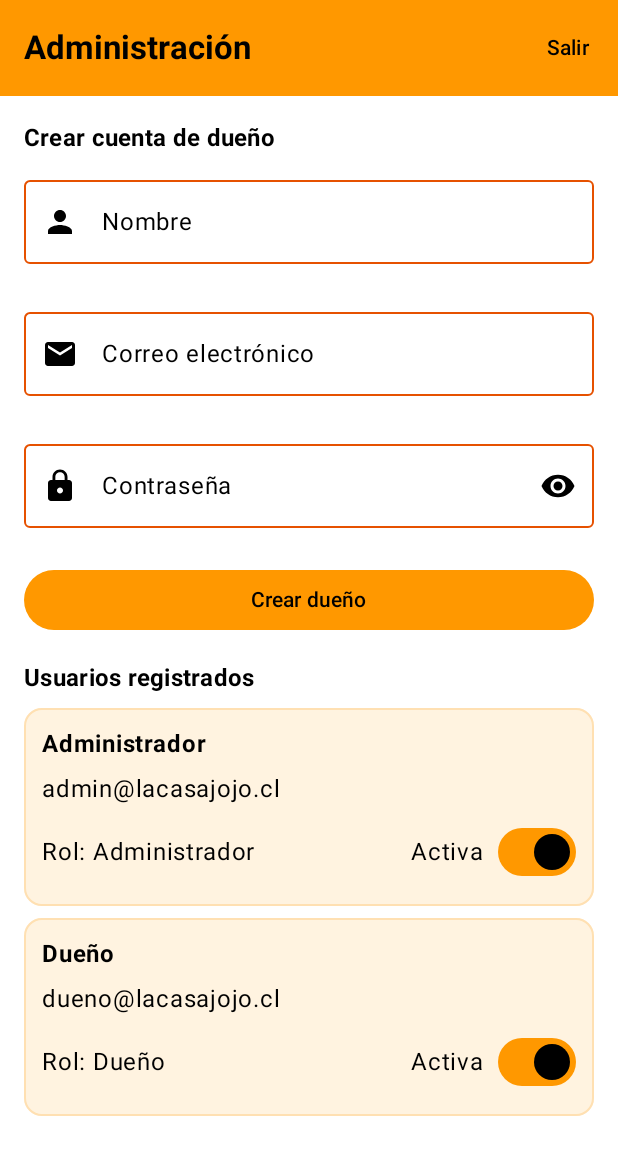
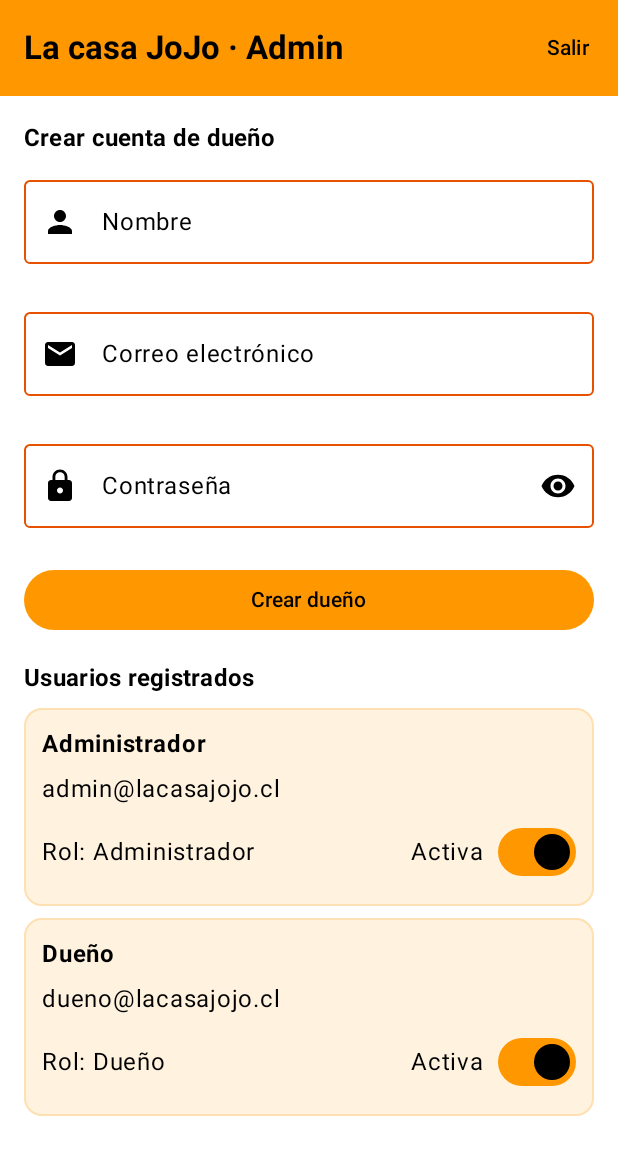
Before and after one commit to Gerard419/LaCasaJoJoSpa-App, an Android app built with Jetpack Compose: the composable AdminScreen shown on its own in the app's theme, on a phone screen of 412 x 824 dp. Shown: the top 1155 px of the screen. Run offline under Robolectric (Android 15) with nearby library versions, the phone set to English and light mode, and no system bars.

Commit message:
refactor: cambio de parametros

```diff
--- a/app/src/main/java/com/app/lacasajojo/ui/views/admin/AdminScreen.kt
+++ b/app/src/main/java/com/app/lacasajojo/ui/views/admin/AdminScreen.kt
@@ -45,7 +45,7 @@ fun AdminScreen(viewModel: AdminViewModel = viewModel(factory = AppViewModelProv
     val usuarios by viewModel.usuarios.collectAsState()
 
     Scaffold(
-        topBar = { BarraSuperior("Administración", "Salir") { viewModel.onSalir() } }
+        topBar = { BarraSuperior("La casa JoJo · Admin", "Salir") { viewModel.onSalir() } }
     ) { padding ->
         LazyColumn(
             modifier = Modifier
```
